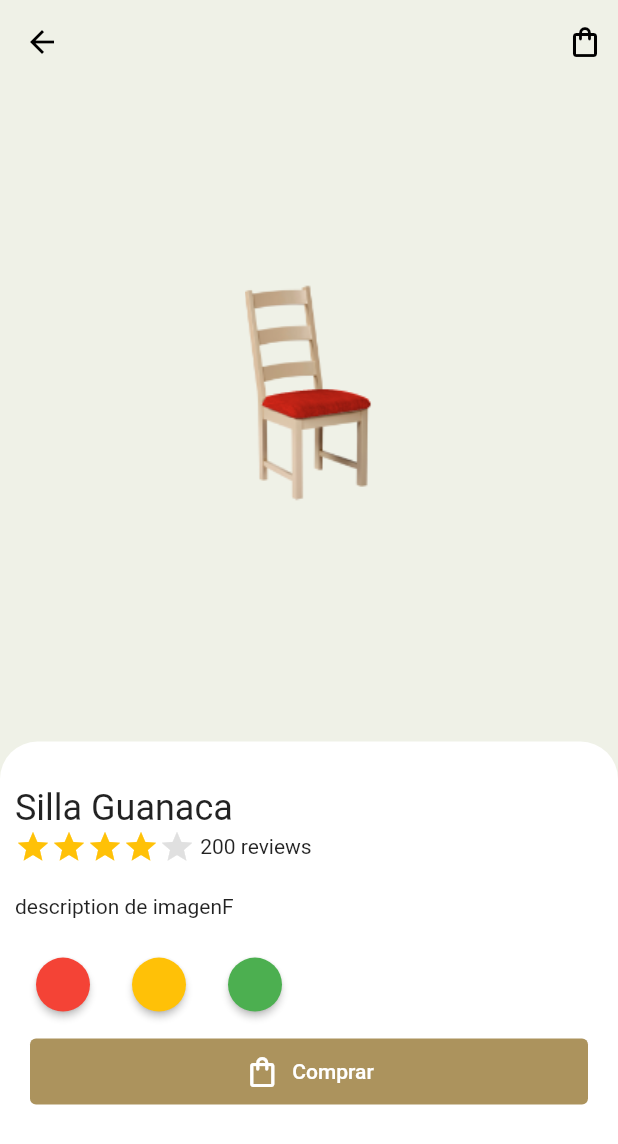
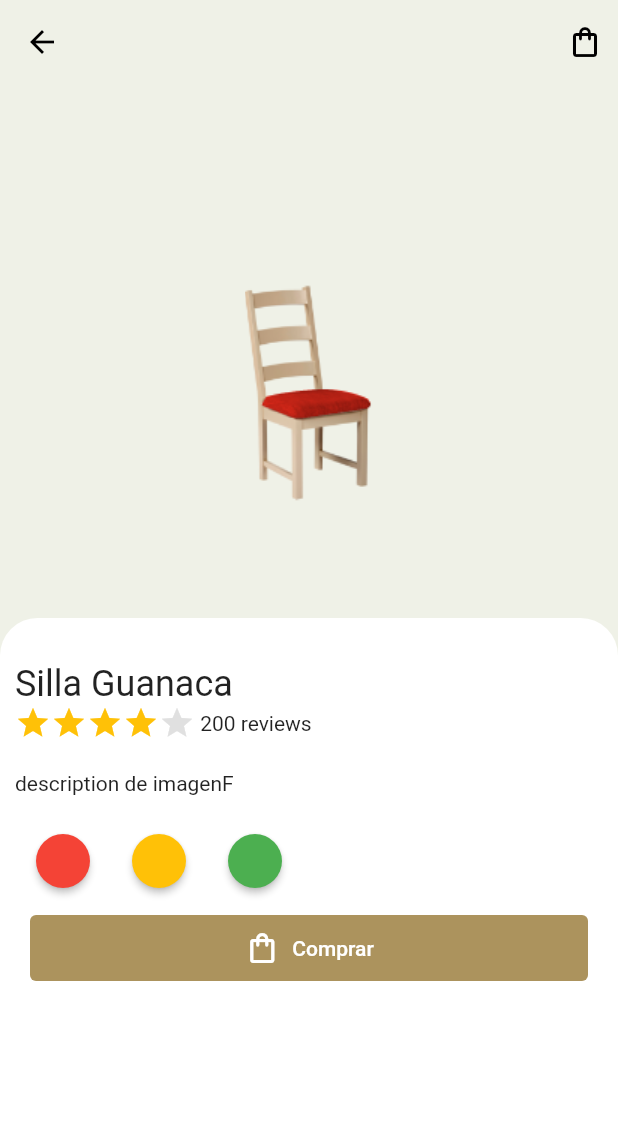
Before and after one commit to 2533982015/ShopApp, a Flutter app: the ProductDetailPage screen opened directly, on a phone screen of 412 x 824 dp. Shown: the top 1144 px of the screen. Run offline on Flutter 3.47's test engine with Material 2 defaults, Android fonts, the phone set to English and light mode, and no system bars.

Commit message:
Update product_detail_page.dart

```diff
--- a/lib/pages/product_detail_page.dart
+++ b/lib/pages/product_detail_page.dart
@@ -39,7 +39,7 @@ class _ProductDetailPageState extends State<ProductDetailPage> {
                 bottom: 0,
                 child: Container(
                     width: MediaQuery.of(context).size.width,
-                    height: MediaQuery.of(context).size.height / 2.5,
+                    height: MediaQuery.of(context).size.height / 2,
                     decoration: BoxDecoration(
                         color: Colors.white,
                         borderRadius: BorderRadius.only(
```
